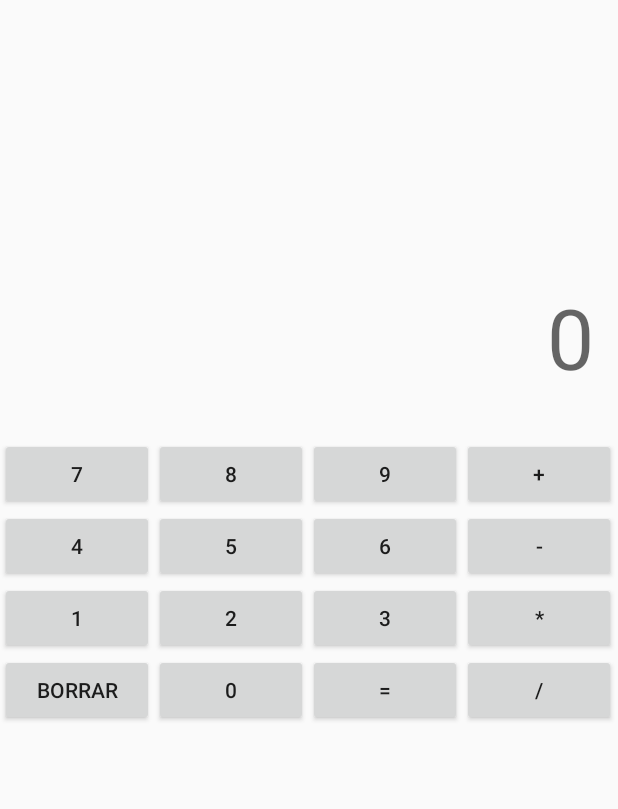
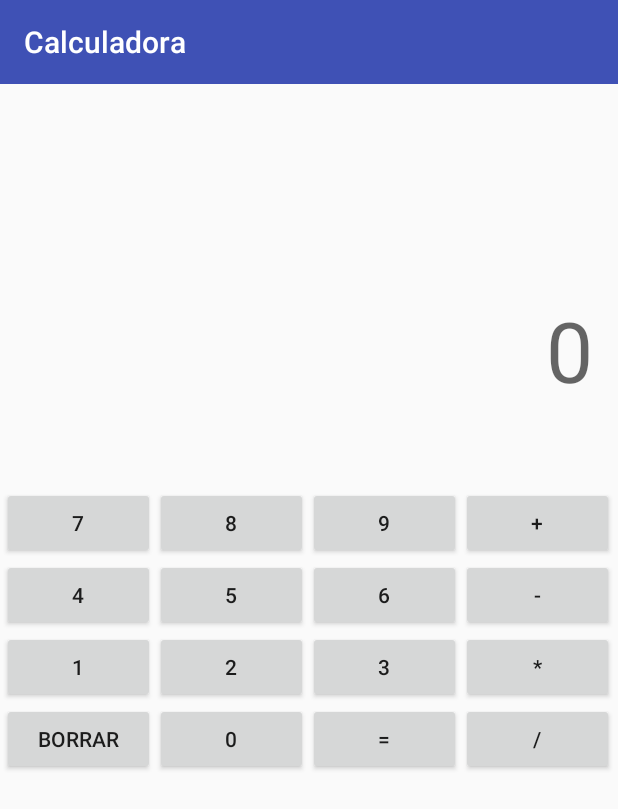
Before and after one commit to angelsimon/PAII-TP1, an Android app: the Calculadora screen opened directly, with no data from a screen before it, on a phone screen of 412 x 824 dp. Shown: the top 809 px of the screen. Run offline under Robolectric (Android 15) with nearby library versions, the phone set to English and light mode, and no system bars.

Commit message:
Calculadora - versión funcional
https://frgp.cvg.utn.edu.ar/mod/forum/discuss.php?d=79345#p421729

```diff
--- a/app/src/main/res/layout/activity_calculadora.xml
+++ b/app/src/main/res/layout/activity_calculadora.xml
@@ -6,6 +6,15 @@
     android:layout_height="match_parent"
     tools:context=".Calculadora">
 
+
+    <androidx.appcompat.widget.Toolbar
+        android:id="@+id/toolbar2"
+        android:layout_width="match_parent"
+        android:layout_height="wrap_content"
+        android:background="?attr/colorPrimary"
+        android:minHeight="?attr/actionBarSize"
+        android:theme="?attr/actionBarTheme"
+        app:title="@string/title_activity_calculadora" />
 
     <include layout="@layout/content_calculadora" />
 
@@ -17,15 +26,14 @@
 
         <TableLayout
             android:id="@+id/tableLayout2"
-            android:layout_width="0dp"
-            android:layout_height="532dp"
+            android:layout_width="409dp"
+            android:layout_height="499dp"
             android:stretchColumns="*"
             app:layout_constraintBottom_toBottomOf="parent"
             app:layout_constraintEnd_toEndOf="parent"
             app:layout_constraintStart_toStartOf="parent"
             app:layout_constraintTop_toTopOf="parent"
-            app:layout_constraintVertical_bias="1.0"
-            >
+            app:layout_constraintVertical_bias="1.0">
 
             <TableRow
                 android:layout_width="match_parent"
@@ -149,14 +157,15 @@
             android:id="@+id/lblResultado"
             android:layout_width="wrap_content"
             android:layout_height="wrap_content"
-            android:layout_marginEnd="16dp"
-            android:layout_marginRight="16dp"
             android:text="0"
             android:textAppearance="@style/TextAppearance.AppCompat.Display3"
             app:layout_constraintBottom_toTopOf="@+id/tableLayout2"
             app:layout_constraintEnd_toEndOf="parent"
+            app:layout_constraintHorizontal_bias="0.957"
+            app:layout_constraintStart_toStartOf="parent"
             app:layout_constraintTop_toTopOf="parent"
-            app:layout_constraintVertical_bias="0.862" />
+            app:layout_constraintVertical_bias="0.784" />
+
     </androidx.constraintlayout.widget.ConstraintLayout>
 
 </androidx.coordinatorlayout.widget.CoordinatorLayout>
--- a/app/src/main/res/layout/activity_t_p1__ejercicio_1.xml
+++ b/app/src/main/res/layout/activity_t_p1__ejercicio_1.xml
@@ -16,7 +16,8 @@
             android:layout_width="match_parent"
             android:layout_height="?attr/actionBarSize"
             android:background="?attr/colorPrimary"
-            app:popupTheme="@style/AppTheme.PopupOverlay" />
+            app:popupTheme="@style/AppTheme.PopupOverlay"
+            app:title="@string/title_activity_t_p1__ejercicio_1" />
 
     </com.google.android.material.appbar.AppBarLayout>
 
```
Also changed, not shown: app/src/main/java/com/example/tp1/CalcLogica.java (+66 -5 lines), app/src/main/res/layout/activity_main.xml (+33 -0 lines).
